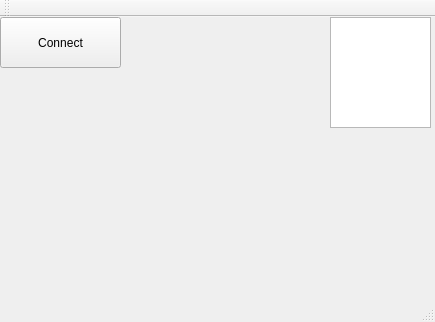
Above: newRobotClient/mainwindow.ui from RissanenGit/RobotProject before the change. Below: the same form after it.
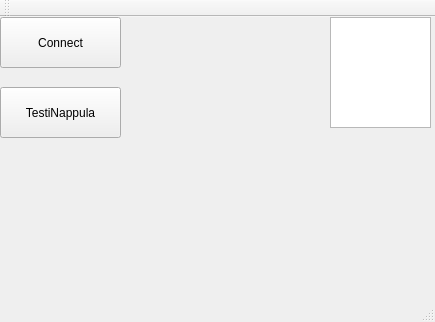
That is the form after the change.

Patch:
```diff
--- a/newRobotClient/mainwindow.ui
+++ b/newRobotClient/mainwindow.ui
@@ -50,6 +50,19 @@
      </rect>
     </property>
    </widget>
+   <widget class="QPushButton" name="connectButton_2">
+    <property name="geometry">
+     <rect>
+      <x>0</x>
+      <y>70</y>
+      <width>121</width>
+      <height>51</height>
+     </rect>
+    </property>
+    <property name="text">
+     <string>TestiNappula</string>
+    </property>
+   </widget>
   </widget>
   <widget class="QMenuBar" name="menuBar">
    <property name="geometry">
```
